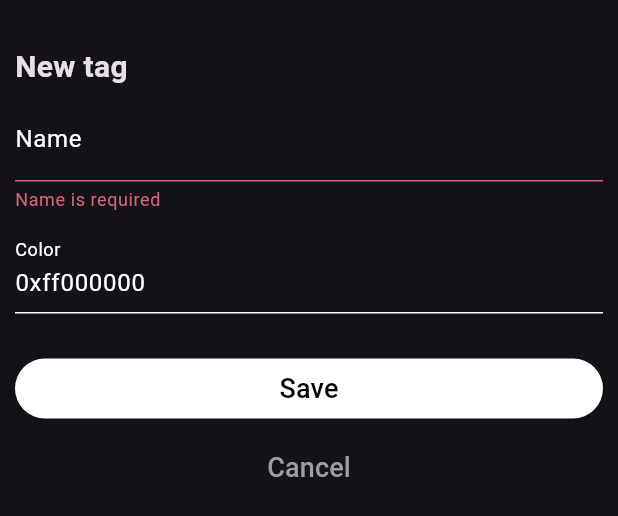
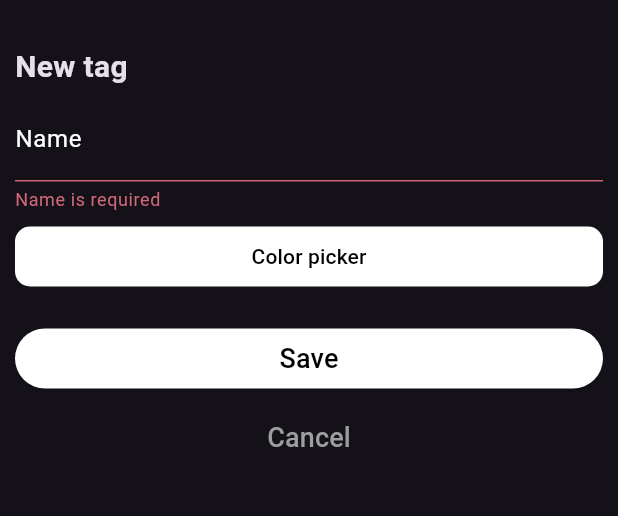
Before and after one commit to Emmanueloz/my_series_list, a Flutter app: the ModalFormTags widget shown alone on an empty page, opened directly, after a tap on "Save", on a phone screen of 412 x 824 dp. Shown: the top 516 px of the screen. Run offline on Flutter 3.47's test engine with Material 3 defaults, Android fonts, the light colour scheme and no system bars; our stand-ins replace flutter_colorpicker, sqflite; accounts and stored records are empty.

Commit message:
color picker para el tag

```diff
--- /dev/null
+++ b/lib/views/components/dialog_color_picker.dart
@@ -0,0 +1,51 @@
+import 'package:flutter/material.dart';
+import 'package:flutter_colorpicker/flutter_colorpicker.dart';
+
+class DialogColorPicker extends StatelessWidget {
+  final String colorARGB;
+  final void Function(Color color) onColorChanged;
+
+  const DialogColorPicker({
+    super.key,
+    required this.colorARGB,
+    required this.onColorChanged,
+  });
+
+  @override
+  Widget build(BuildContext context) {
+    return TextButton(
+      onPressed: () => {
+        showDialog(
+          context: context,
+          builder: (context) {
+            return AlertDialog(
+              title: const Text("Color"),
+              content: SingleChildScrollView(
+                child: ColorPicker(
+                  pickerColor: Color(
+                    int.parse(colorARGB),
+                  ),
+                  onColorChanged: onColorChanged,
+                ),
+              ),
+            );
+          },
+        )
+      },
+      style: TextButton.styleFrom(
+        backgroundColor: Color(
+          int.parse(colorARGB),
+        ),
+        shape: RoundedRectangleBorder(
+          borderRadius: BorderRadius.circular(10),
+        ),
+      ),
+      child: const Text(
+        "Color picker",
+        style: TextStyle(
+          color: Colors.black,
+        ),
+      ),
+    );
+  }
+}
--- a/lib/views/sections/modal_form_tags.dart
+++ b/lib/views/sections/modal_form_tags.dart
@@ -2,6 +2,7 @@ import 'package:flutter/material.dart';
 import 'package:my_series_list/application/tags_provider.dart';
 import 'package:my_series_list/domain/tag.dart';
 import 'package:my_series_list/domain/tag_validator.dart';
+import 'package:my_series_list/views/components/dialog_color_picker.dart';
 import 'package:my_series_list/views/components/input_text.dart';
 import 'package:provider/provider.dart';
 
@@ -18,7 +19,7 @@ class _ModalFormTagsState extends State<ModalFormTags> {
 
   final _formKey = GlobalKey<FormState>();
 
-  final Tag _tag = Tag(id: 0, name: "", colorARGB: "0xff000000");
+  final Tag _tag = Tag(id: 0, name: "", colorARGB: "0xffffffff");
 
   @override
   void initState() {
@@ -40,9 +41,9 @@ class _ModalFormTagsState extends State<ModalFormTags> {
     });
   }
 
-  void _onColorChanged(String value) {
+  void _onColorChanged(Color color) {
     setState(() {
-      _tag.colorARGB = value;
+      _tag.colorARGB = "0x${color.value.toRadixString(16)}";
     });
   }
 
@@ -85,13 +86,9 @@ class _ModalFormTagsState extends State<ModalFormTags> {
                     return TagValidator.isValidName(value);
                   },
                 ),
-                InputText(
-                  labelText: "Color",
-                  onChanged: _onColorChanged,
-                  value: _tag.colorARGB,
-                  validator: (value) {
-                    return TagValidator.isValidColor(value);
-                  },
+                DialogColorPicker(
+                  colorARGB: _tag.colorARGB,
+                  onColorChanged: _onColorChanged,
                 ),
                 const SizedBox(height: 20),
                 ElevatedButton(
--- a/pubspec.yaml
+++ b/pubspec.yaml
@@ -39,6 +39,7 @@ dependencies:
   sqflite: ^2.3.3+1
   provider: ^6.1.2
   path: ^1.9.0
+  flutter_colorpicker: ^1.1.0
 
 dev_dependencies:
   flutter_test:
```
Also changed, not shown: pubspec.lock.
